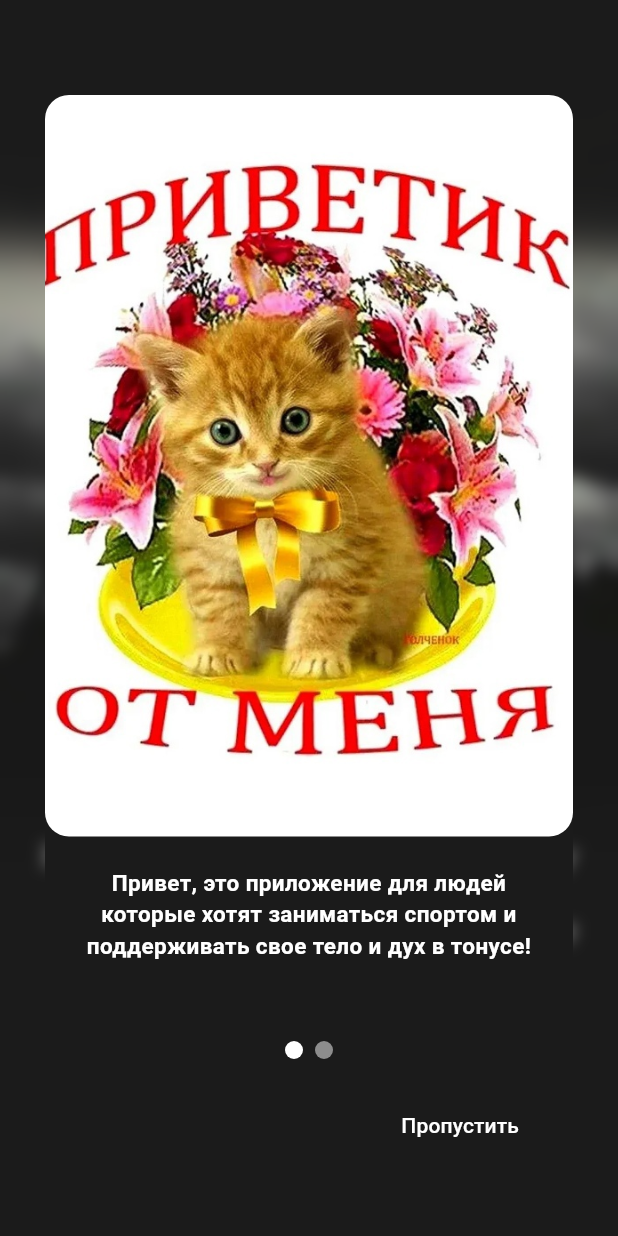
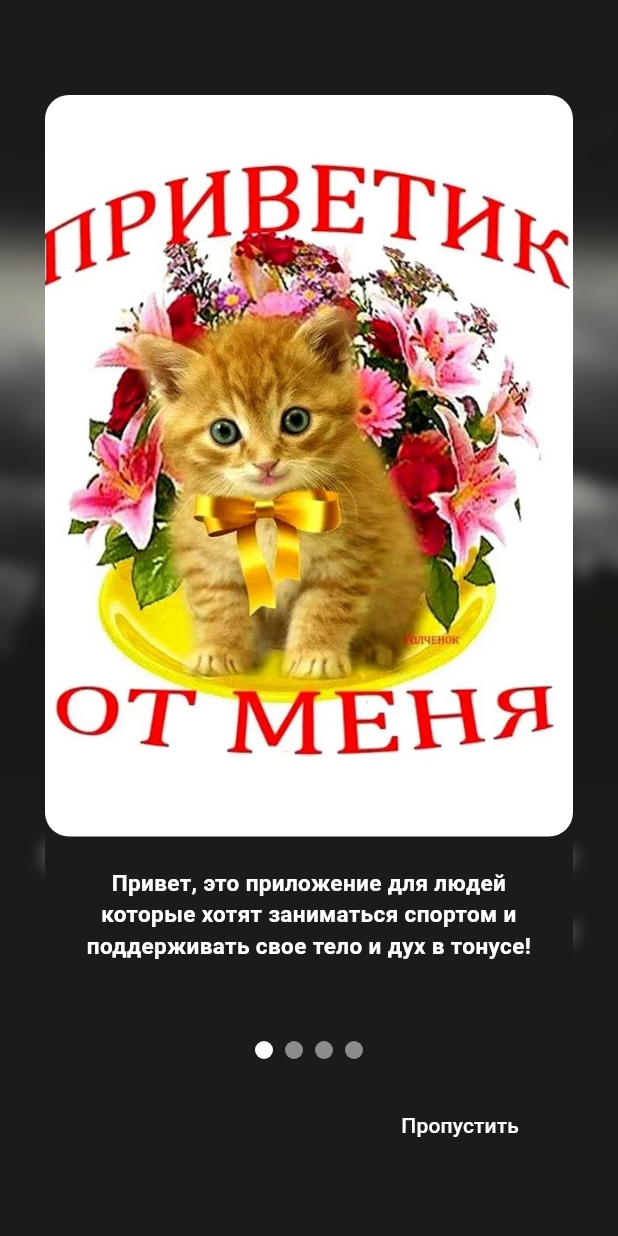
Before and after one commit to Quceara/BAZA-trainer, a Flutter app: the screen it shows after launch, in the side drawer, after a tap on "Выйти", on a phone screen of 412 x 824 dp. Run offline on Flutter 3.47's test engine with Material 3 defaults, Android fonts, the phone set to English and light mode, and no system bars; drawn by our look-alikes of smooth_page_indicator; our stand-ins replace flutter_secure_storage, image_picker, permission_handler, shared_preferences, supabase_flutter; accounts and stored records are empty; network calls fail.

```diff
--- a/bazatrainer/lib/InfoWidget.dart
+++ b/bazatrainer/lib/InfoWidget.dart
@@ -1,4 +1,5 @@
 import 'package:flutter/material.dart';
+import 'package:shared_preferences/shared_preferences.dart';
 import 'package:smooth_page_indicator/smooth_page_indicator.dart';
 
 class ImageSwiper extends StatefulWidget {
@@ -17,19 +18,64 @@ class _ImageSwiperState extends State<ImageSwiper> {
       'image': 'assets/pictures/Geraklit2.jpg',
       'caption': 'С помощью него вы можете покорять свои личные вершины и развиваться'
     },
+    {
+      'image': 'assets/pictures/krutoy1.jpg',
+      'caption': 'Ничего не бойся, иди вперед и не оборачивайся!'
+    },
+    {
+      'image': 'assets/pictures/krutoy.jpg',
+      'caption': 'Главный враг человека это он сам'
+    },
   ];
 
-  bool isVisible = true;
+  bool isVisible = true; // Инициализация переменной видимости
+  late SharedPreferences _prefs; // Инициализация SharedPreferences
+  late PageController _pageController; // Инициализация контроллера страниц
+  bool isLastSlide = false; // Флаг для определения последнего слайда
+
+  @override
+  void initState() {
+    super.initState();
+    _initPrefs(); // Инициализация SharedPreferences
+    _pageController = PageController(); // Инициализация контроллера страниц
+    _pageController.addListener(_pageListener); // Добавление слушателя для контроллера страниц
+  }
+
+  // Функция для инициализации SharedPreferences
+  Future<void> _initPrefs() async {
+    _prefs = await SharedPreferences.getInstance();
+    // Закомментирована часть кода, отвечающая за проверку кэша и видимость виджета
+    // bool hasAppeared = _prefs.getBool('hasAppeared') ?? false;
+    // setState(() {
+    //   isVisible = !hasAppeared;
+    // });
+  }
+
+  // Функция для установки флага appeared в SharedPreferences
+  Future<void> _setAppeared() async {
+    await _prefs.setBool('hasAppeared', true);
+  }
+
+  // Слушатель для контроллера страниц, определяющий последний слайд
+  void _pageListener() {
+    if (_pageController.page == imagesWithCaptions.length - 1) {
+      setState(() {
+        isLastSlide = true;
+      });
+    } else {
+      setState(() {
+        isLastSlide = false;
+      });
+    }
+  }
 
   @override
   Widget build(BuildContext context) {
-    final PageController _pageController = PageController();
-
     return Visibility(
-      visible: isVisible,
+      visible: isVisible, // Установка видимости виджета
       child: Scaffold(
         body: Container(
-          color: Color.fromARGB(255, 27, 27, 27), // задаем фон
+          color: Color.fromARGB(255, 27, 27, 27), // Задаем фон
           child: Column(
             children: [
               Expanded(
@@ -41,29 +87,33 @@ class _ImageSwiperState extends State<ImageSwiper> {
                       mainAxisAlignment: MainAxisAlignment.center,
                       children: [
                         ClipRRect(
-                          borderRadius: BorderRadius.circular(16.0), // скругление углов
+                          borderRadius: BorderRadius.circular(16.0), // Скругление углов изображения
                           child: SizedBox(
-                            height: MediaQuery.of(context).size.height * 0.6, // 60% от высоты виджета
+                            height: MediaQuery.of(context).size.height *
+                                0.6, // 60% от высоты виджета
                             child: OverflowBox(
-                              maxHeight: MediaQuery.of(context).size.height * 0.6,
+                              maxHeight: MediaQuery.of(context).size.height *
+                                  0.6,
                               child: Image.asset(
                                 imagesWithCaptions[index]['image']!,
-                                fit: BoxFit.cover, // обрезаем изображение
+                                fit: BoxFit.cover, // Обрезаем изображение
                               ),
                             ),
                           ),
                         ),
                         SizedBox(height: 20),
                         Padding(
-                          padding: EdgeInsets.symmetric(horizontal: 16.0), // добавляем горизонтальные отступы
+                          padding: EdgeInsets.symmetric(
+                              horizontal: 16.0), // Добавляем горизонтальные отступы
                           child: Text(
                             imagesWithCaptions[index]['caption']!,
                             style: TextStyle(
                               fontSize: 15,
                               fontWeight: FontWeight.bold,
-                              color: Colors.white, // делаем текст белым для контраста
+                              color: Colors.white, // Делаем текст белым для контраста
                             ),
-                            textAlign: TextAlign.center, // центрируем текст
+                            textAlign:
+                            TextAlign.center, // Центрируем текст
                           ),
                         ),
                       ],
@@ -88,20 +138,22 @@ class _ImageSwiperState extends State<ImageSwiper> {
                 child: Align(
                   alignment: Alignment.centerRight,
                   child: TextButton(
-                    onPressed: () {
+                    onPressed: () async {
+                      await _setAppeared();
                       setState(() {
                         isVisible = false; // Установка видимости в false при нажатии на кнопку
                       });
                     },
                     child: Text(
-                      'Пропустить',
+                      isLastSlide ? 'Я готов!' : 'Пропустить',
                       style: TextStyle(
-                        color: Colors.white, // делаем текст белым для контраста
+                        color: Colors.white, // Делаем текст белым для контраста
                       ),
                     ),
                     style: TextButton.styleFrom(
                       backgroundColor: Colors.transparent,
-                      padding: EdgeInsets.symmetric(vertical: 10.0, horizontal: 20.0),
+                      padding: EdgeInsets.symmetric(
+                          vertical: 10.0, horizontal: 20.0),
                     ),
                   ),
                 ),
```
Also changed, not shown: bazatrainer/lib/menu.dart (+105 -43 lines).
